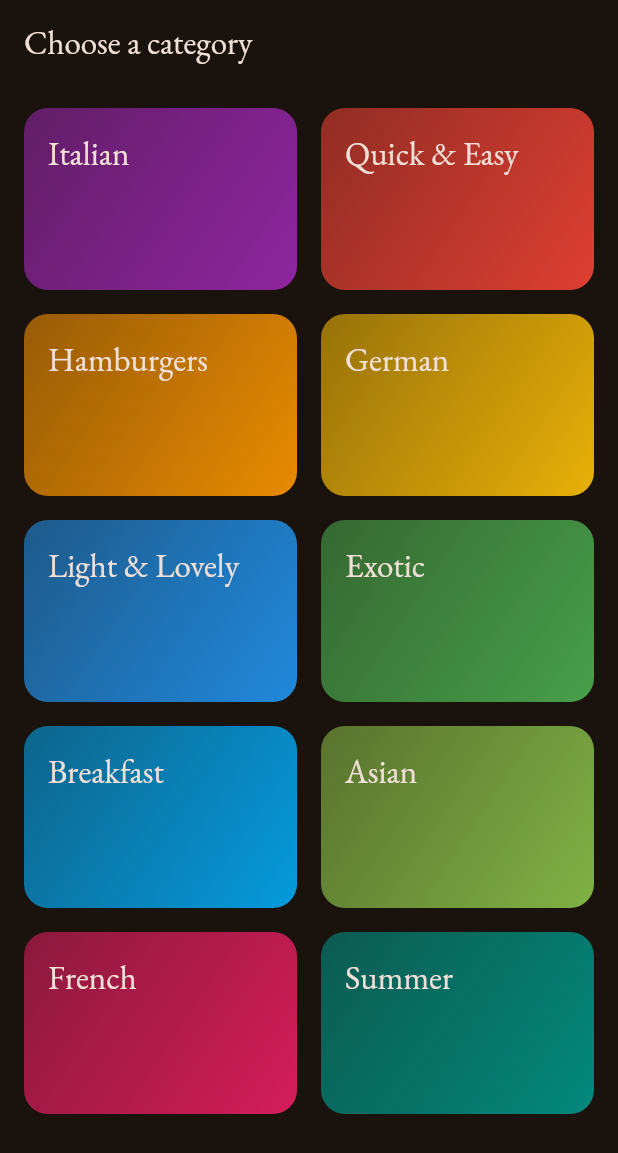
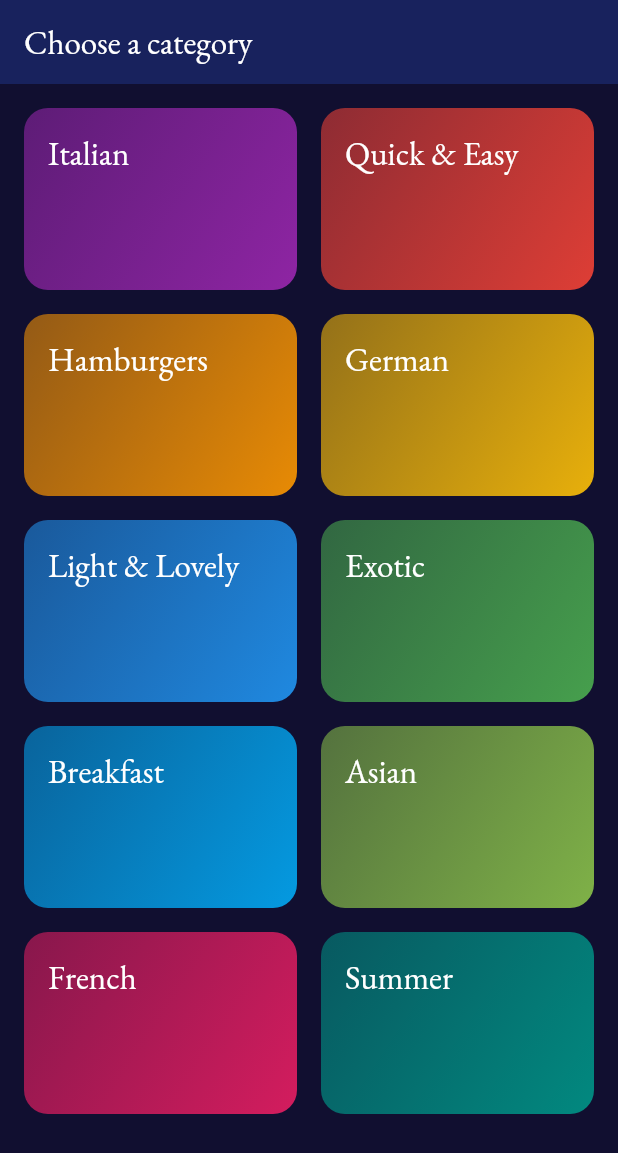
Before and after one commit to theflutterfactory/flutter_meals, a Flutter app: the screen it shows after launch, on a phone screen of 412 x 824 dp. Shown: the top 1153 px of the screen. Run offline on Flutter 3.47's test engine with Material 3 defaults, Android fonts, the phone set to English and light mode, and no system bars; our stand-ins replace google_fonts, transparent_image.

Commit message:
updated theme colors

```diff
--- a/lib/main.dart
+++ b/lib/main.dart
@@ -5,25 +5,18 @@ import 'package:google_fonts/google_fonts.dart';
 
 final theme = ThemeData(
   useMaterial3: true,
-  colorScheme: ColorScheme.fromSeed(
-    brightness: Brightness.dark,
-    seedColor: const Color.fromARGB(255, 131, 57, 0),
+  scaffoldBackgroundColor: Color.fromARGB(255, 17, 15, 48),
+  colorScheme: const ColorScheme.highContrastDark(
+    surface: Color.fromARGB(255, 24, 34, 93),
   ),
-  textTheme: GoogleFonts.ebGaramondTextTheme(),
+  textTheme: GoogleFonts.ebGaramondTextTheme().apply(bodyColor: Colors.white),
 );
 
 void main() {
-  runApp(const App());
-}
-
-class App extends StatelessWidget {
-  const App({super.key});
-
-  @override
-  Widget build(BuildContext context) {
-    return MaterialApp(
+  runApp(
+    MaterialApp(
       theme: theme,
       home: const CategoriesScreen(),
-    );
-  }
+    ),
+  );
 }
--- a/lib/widgets/category_grid_item.dart
+++ b/lib/widgets/category_grid_item.dart
@@ -31,9 +31,7 @@ class CategoryGridItem extends StatelessWidget {
         ),
         child: Text(
           category.title,
-          style: theme.textTheme.titleLarge!.copyWith(
-            color: theme.colorScheme.onBackground,
-          ),
+          style: theme.textTheme.titleLarge!,
         ),
       ),
     );
```
